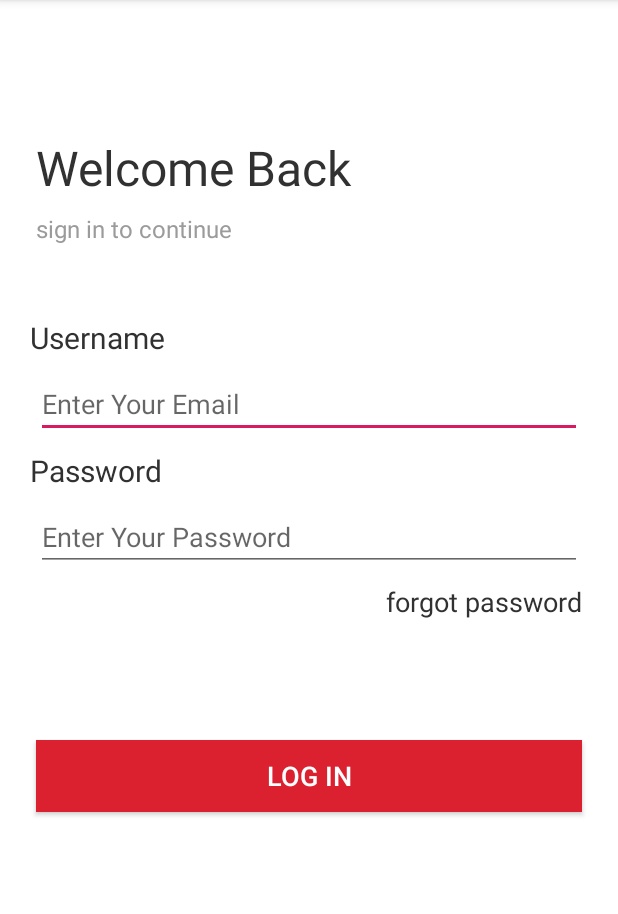
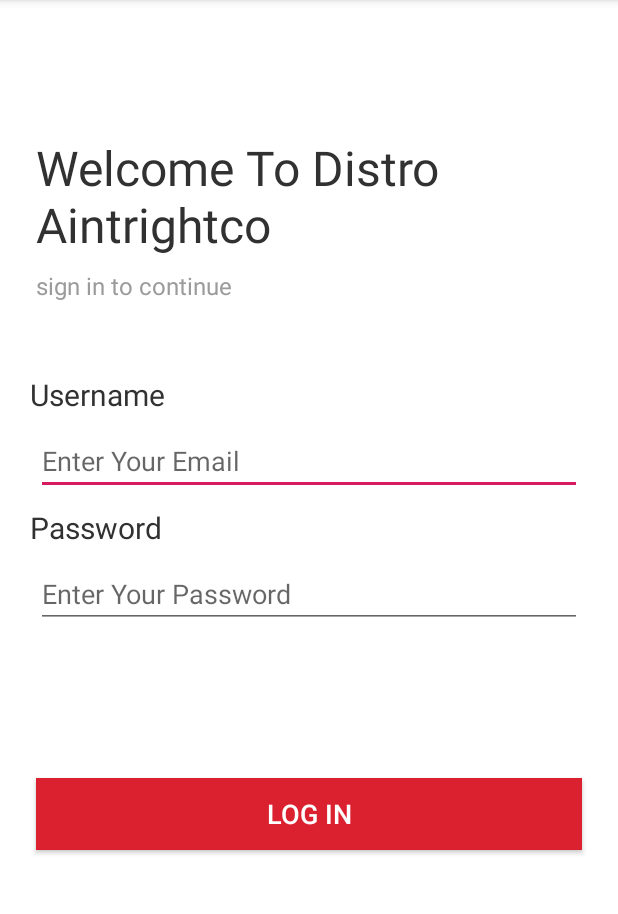
Before and after one commit to YessyNP/UASMobile, an Android app: the LoginActivity screen opened directly, with no data from a screen before it, on a phone screen of 412 x 824 dp, the part 84-998 px from its top. Run offline under Robolectric (Android 15) with nearby library versions, the phone set to English and light mode, and no system bars.

Commit message:
mengubah isi activity_login

```diff
--- a/app/src/main/java/com/yessy/uasmobile/activities/MainActivity.java
+++ b/app/src/main/java/com/yessy/uasmobile/activities/MainActivity.java
@@ -2,7 +2,9 @@ package com.yessy.uasmobile.activities;
 
 import androidx.appcompat.app.AppCompatActivity;
 
+import android.content.Intent;
 import android.os.Bundle;
+import android.view.View;
 
 import com.yessy.uasmobile.R;
 
@@ -13,4 +15,10 @@ public class MainActivity extends AppCompatActivity {
             super.onCreate(savedInstanceState);
             setContentView(R.layout.activity_main);
         }
+
+        public void Login(View view) {
+
+                Intent intent = new Intent(this, LoginActivity.class);
+                startActivity(intent);
             }
+        }
--- a/app/src/main/res/layout/activity_login.xml
+++ b/app/src/main/res/layout/activity_login.xml
@@ -13,7 +13,7 @@
         android:layout_height="wrap_content"
         android:layout_marginLeft="24dp"
         android:fontFamily="@font/montserrat_semi_bold"
-        android:text="Welcome Back"
+        android:text="Welcome To Distro Aintrightco"
         android:textColor="#313131"
         android:textSize="32sp"
         app:layout_constraintLeft_toLeftOf="parent"
@@ -81,34 +81,19 @@
         app:layout_constraintRight_toRightOf="parent"
         app:layout_constraintTop_toBottomOf="@+id/new_password" />
 
-    <TextView
-        android:id="@+id/forgot_password"
-        android:layout_width="wrap_content"
-        android:layout_height="wrap_content"
-        android:layout_marginTop="8dp"
-        android:layout_marginRight="24dp"
-        android:text="@string/forgot_password"
-        android:textColor="#313131"
-        android:textSize="18sp"
-        app:layout_constraintRight_toRightOf="parent"
-        app:layout_constraintTop_toBottomOf="@id/edt_new_password"
-
-        />
-
     <Button
         android:layout_width="match_parent"
         android:layout_height="wrap_content"
         android:layout_marginStart="24dp"
+        android:layout_marginTop="100dp"
         android:layout_marginEnd="24dp"
-        android:textSize="18sp"
-        android:layout_marginBottom="200dp"
         android:background="@color/buttonred"
         android:text="LOG IN"
         android:textColor="#FFFFFF"
-        app:layout_constraintTop_toBottomOf="@id/forgot_password"
-        android:layout_marginTop="80dp"
+        android:textSize="18sp"
         app:layout_constraintEnd_toEndOf="parent"
+
+        app:layout_constraintHorizontal_bias="0.0"
         app:layout_constraintStart_toStartOf="parent"
-
-        />
+        app:layout_constraintTop_toBottomOf="@+id/edt_new_password" />
 </androidx.constraintlayout.widget.ConstraintLayout>
--- a/app/src/main/res/layout/activity_main.xml
+++ b/app/src/main/res/layout/activity_main.xml
@@ -35,7 +35,8 @@
         app:layout_constraintEnd_toEndOf="parent"
         app:layout_constraintHorizontal_bias="0.566"
         app:layout_constraintStart_toStartOf="parent"
-        app:layout_constraintTop_toTopOf="@+id/button" />
+        app:layout_constraintTop_toTopOf="@+id/button"
+        android:onClick="Login"/>
 
     <ImageView
         android:id="@+id/imageView2"
```
Lines whose indentation alone changed are shown as unchanged.
